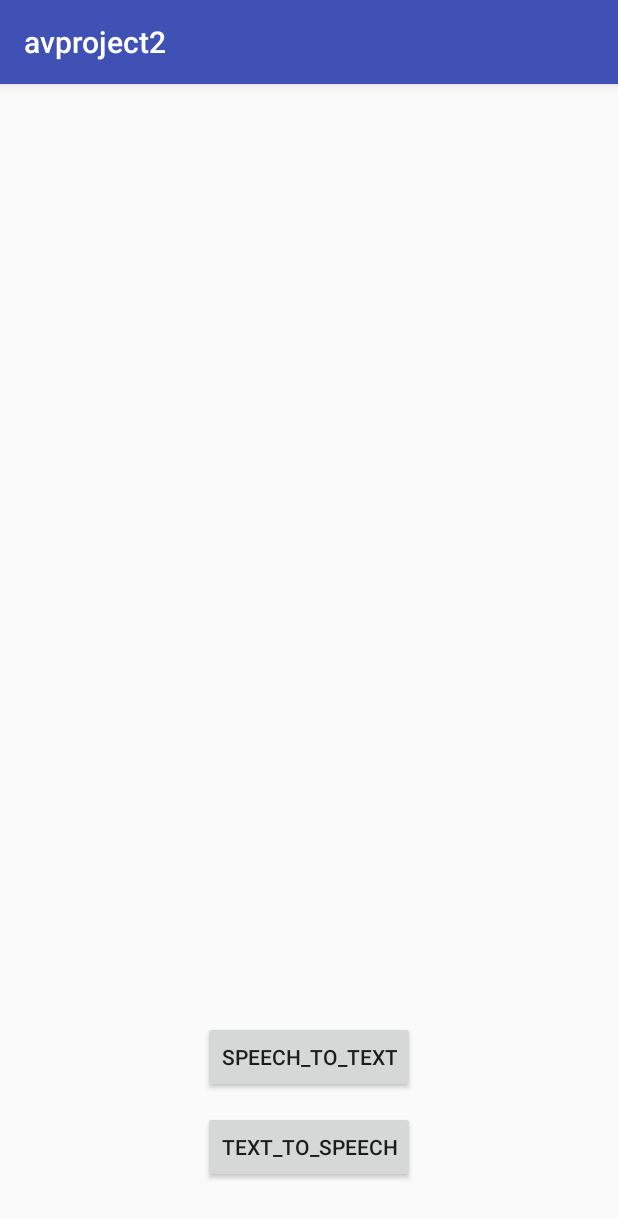
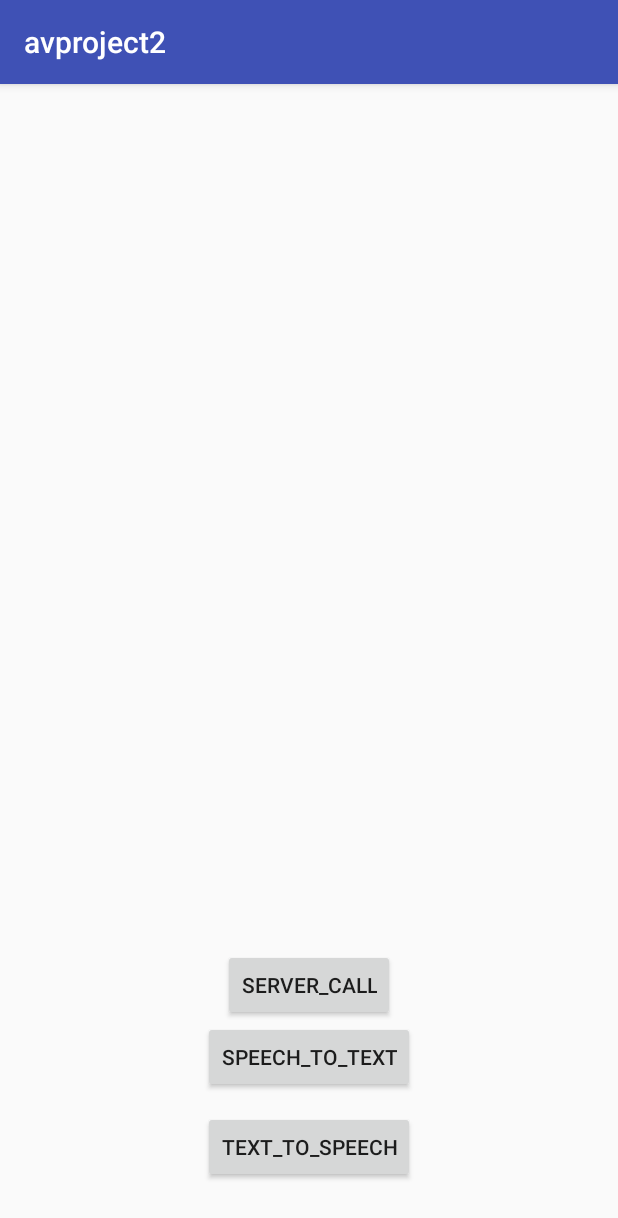
Before and after one commit to junheeyoon/AV, an Android app: the screen it shows after launch (MainActivity), on a phone screen of 412 x 824 dp. Shown: the top 1218 px of the screen. Run offline under Robolectric (Android 15) with nearby library versions, the phone set to English and light mode, and no system bars.

Commit message:
서버콜 확인

```diff
--- a/avproject2/app/src/main/res/layout/activity_main.xml
+++ b/avproject2/app/src/main/res/layout/activity_main.xml
@@ -19,6 +19,14 @@
             android:textAppearance="?android:attr/textAppearanceLarge" />
 
         <Button
+            android:id="@+id/server_call_btn"
+            android:layout_width="wrap_content"
+            android:layout_height="wrap_content"
+            android:layout_centerHorizontal="true"
+            android:layout_above="@+id/speech_to_text_btn"
+            android:text="server_call" />
+
+        <Button
             android:id="@+id/speech_to_text_btn"
             android:layout_width="wrap_content"
             android:layout_height="wrap_content"
```
Also changed, not shown: avproject2/app/src/main/java/com/av/ajouuniv/avproject2/MainActivity.kt (+14 -13 lines), avproject2/app/src/main/java/com/av/ajouuniv/avproject2/data/NetworkExample.java (+0 -17 lines).
